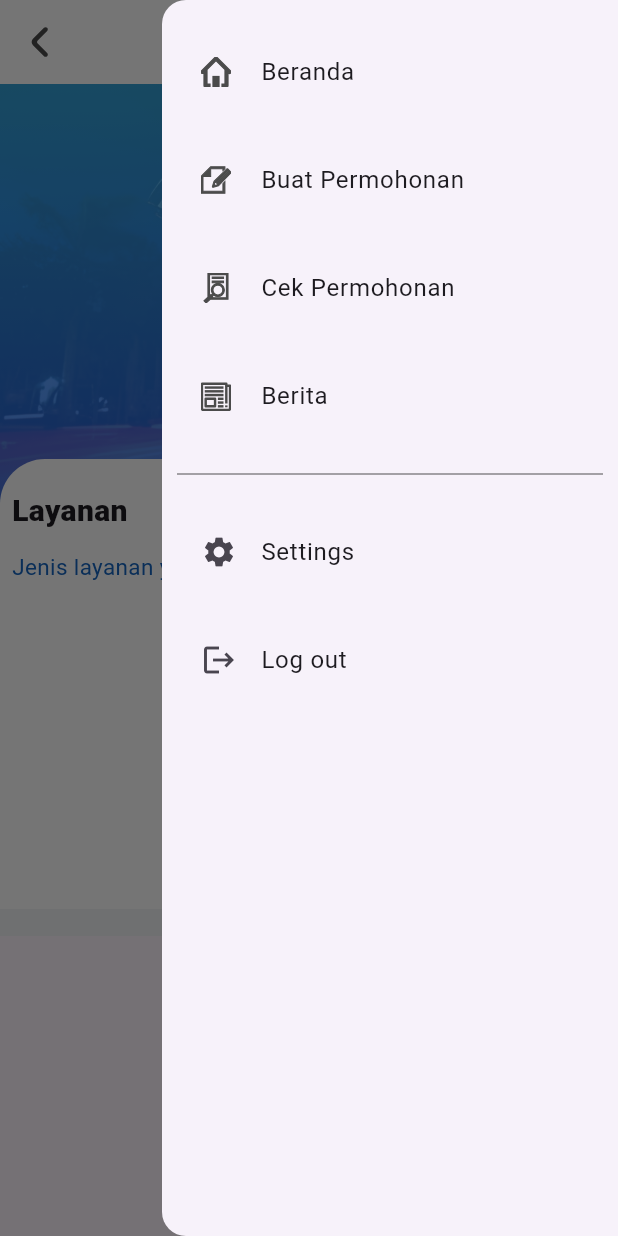
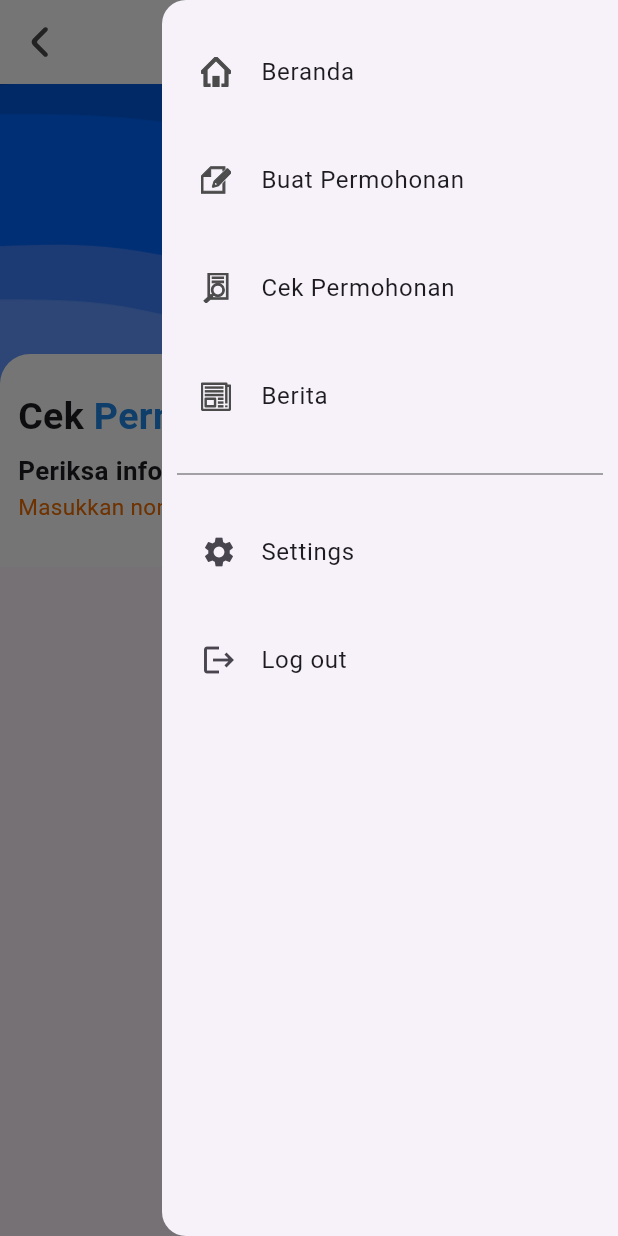
Before and after one commit to ZAZW27/BSWMobile, a Flutter app: the CekPermohonan screen opened directly, with the side drawer open, on a phone screen of 412 x 824 dp. Run offline on Flutter 3.47's test engine with Material 3 defaults, Android fonts, the phone set to English and light mode, and no system bars; drawn by our look-alikes of carousel_slider, smooth_page_indicator; our stand-ins replace flutter_svg.

Commit message:
mudahan nga hilang lagi filenya

```diff
--- a/lib/pages/cekPermohonan.dart
+++ b/lib/pages/cekPermohonan.dart
@@ -1,4 +1,3 @@
-// ignore_for_file: library_prefixes, file_names
 
 import 'package:carousel_slider/carousel_slider.dart';
 import 'package:flutter/material.dart';
@@ -13,190 +12,81 @@ class CekPermohonan extends StatefulWidget {
   State<CekPermohonan> createState() => _CekPermohonanState();
 }
 
-class DataLayanan {
-  final String judul;
-  final String initial;
-
-  DataLayanan({
-    required this.judul,
-    required this.initial,
-  });
-}
-
-final List<DataLayanan> dataLayananModel = [
-  DataLayanan(judul: 'Pelayanan Kependudukan', initial: 'PK'),
-  DataLayanan(judul: 'Izin Kesehatan', initial: 'IP'),
-  DataLayanan(judul: 'Pelayanan Kependudukan', initial: 'PK'),
-  DataLayanan(judul: 'Pelayanan Kependudukan', initial: 'PK'),
-  DataLayanan(judul: 'Pelayanan Kependudukan', initial: 'PK'),
-  DataLayanan(judul: 'Pelayanan Kependudukan', initial: 'PK'),
-];
-
 class _CekPermohonanState extends State<CekPermohonan> {
-
-
-  int bannerSlideIndicator = 0;
-
   @override
   Widget build(BuildContext context) {
-    double screenWidth = MediaQuery.of(context).size.width;
-
     return Scaffold(
       appBar: _appBar(context),
       endDrawer: const NavDraw.NavigationDrawer(),
-      body: Container(
-        decoration: const BoxDecoration(
-          color: Color(0xFFF3F4F6)
-        ),
-        child: SingleChildScrollView(
-          child: Center(
+      body: SingleChildScrollView(
+        child: Column(
+          children: [
+            Jumbotron(),
+            Transform.translate(
+              offset: const Offset(0, -20),
               child: Container(
-              margin: const EdgeInsets.only(bottom: 18),
-              child: Stack(
-                children: [
-                  _CarouselBanner(screenWidth),
-                  Container(
-                    margin: EdgeInsets.only(top: screenWidth < 600 ? 250 : 300),
-                    child: Container(
-                      width: screenWidth,
-                      // decoration: BoxDecoration(color: Colors.red.withOpacity(0.3)),
-                      child: Center(
-                        child: Container(
-                          height: 300,
-                          width: 1000,
-                          padding: EdgeInsets.symmetric(vertical: screenWidth < 600 ? 20 : 40, horizontal: screenWidth < 600 ? 8 : screenWidth > 900 ? 60:20),
-                          constraints: const BoxConstraints(maxWidth: 1000),
+                padding: EdgeInsets.symmetric(vertical: 24, horizontal: 12),
+                width: double.infinity,
                 decoration: BoxDecoration(
                   color: Colors.white,
                   borderRadius: BorderRadius.only(
-                              topLeft: Radius.circular(screenWidth < 600 ? 30:80),
-                              topRight: Radius.circular(screenWidth < 600 ? 30:80),
+                    topLeft: Radius.circular(20),
+                    topRight: Radius.circular(20),
                   )
                 ),
                 child: Column(
                   mainAxisAlignment: MainAxisAlignment.start,
                   crossAxisAlignment: CrossAxisAlignment.start,
                   children: [
-                              Text(
-                                'Layanan',
+                    Text.rich(
+                      TextSpan(
+                        text: 'Cek',
                         style: TextStyle(
-                                  fontSize: 20,
-                                  fontWeight: FontWeight.w900,
+                          fontSize: 25,
+                          fontWeight: FontWeight.w700
+                        ),
+                        children: <TextSpan>[
+                          TextSpan(
+                            text: ' Permohonan', // Add text property here
+                            style: TextStyle(
+                              color: Colors.blue.shade600
                             ),
                           ),
+                        ]
+                      )
+                    ),
                     Container(
-                                margin: EdgeInsets.symmetric(vertical: 12),
-                                child: Text(
-                                  'Jenis layanan yang dapat anda akses',
+                      margin: EdgeInsets.symmetric(vertical: 6),
+                      child: Column(
+                        crossAxisAlignment: CrossAxisAlignment.start,
+                        children: [
+                          Text(
+                            'Periksa informasi pengajuan',
+                            style: TextStyle(
+                              fontSize: 17.3,
+                              fontWeight: FontWeight.w600
+                            ),
+                          ),
+                          Text(
+                            'Masukkan nomor dan PIN pengajuan tanpa tanda',
                             style: TextStyle(
                               fontSize: 15,
-                                    color: Colors.blue[800]
-                                  ),
-                                ),
-                              ),
-                              Container(
-                                // child: CarouselSlider.builder(
-                                //   itemCount: itemCount,
-                                //   itemBuilder: itemBuilder,
-                                //   options: CarouselOptions(),
-                                // ),
-                              )
-                            ]
-                          ),
-                        ),
-                      ),
+                              color: Colors.orange.shade800
                             ),
                           ),
                         ],
                       ),
+                    )
+                  ],
                 ),
               ),
+
+            )
+          ],
         ),
       ),
     );
   }
-
-  // ===============================================================UNTUK BANNER SLIDER
-  final carouselBanner = [
-    'assets/img/mainBackGround.png',
-    'assets/img/mainBackGround.png',
-    'assets/img/mainBackGround.png',
-    'assets/img/mainBackGround.png',
-    'assets/img/mainBackGround.png',
-    'assets/img/mainBackGround.png',
-    'assets/img/mainBackGround.png',
-    'assets/img/mainBackGround.png',
-  ];
-
-  Stack _CarouselBanner(double screenWidth) {
-    return Stack(
-      children: [
-        CarouselSlider.builder(
-          itemCount: carouselBanner.length,
-          itemBuilder: (context, index, realindex){
-            final urlimage = carouselBanner[index];
-            return bannerImageSlider(urlimage, index);
-          },
-          options: CarouselOptions(
-            height: screenWidth < 600 ? 300:400,
-            autoPlay: true,  // Set this to true for automatic sliding
-            autoPlayInterval: const Duration(seconds: 5),  // Set the duration between slides
-            autoPlayAnimationDuration: const Duration(milliseconds: 900),  // Set the animation duration
-            autoPlayCurve: Curves.fastOutSlowIn,
-            viewportFraction: 1.0,
-            // aspectRatio: 16/9,
-            disableCenter: true,
-            onPageChanged: (index, reason) => setState(() => bannerSlideIndicator = index),
-          ),
-
-        ),
-        Center(
-          child: Container(
-            width: screenWidth,
-            height: screenWidth < 600 ? 320:400,
-            decoration: BoxDecoration(
-              gradient: LinearGradient(
-                begin: Alignment.topCenter,
-                end: Alignment.bottomCenter,
-                colors: [
-                  Colors.lightBlueAccent.shade200.withOpacity(0.8),
-                  Colors.blueAccent.shade700.withOpacity(0.8),
-                ],
-              ),
-            ),
-          ),
-        ),
-        Center(
-          child: Container(
-            margin: EdgeInsets.only(top: screenWidth < 600 ? 235 : 290),
-            child: buildBannerPageIndicator()
-          )
-        ),
-      ],
-    );
-  }
-
-  Widget buildBannerPageIndicator() => AnimatedSmoothIndicator(
-    effect: ExpandingDotsEffect(
-      dotWidth: 14,
-      dotHeight: 4,
-      dotColor: Colors.black45.withOpacity(0.4),
-      activeDotColor: Colors.white.withOpacity(0.9),
-    ),
-    activeIndex: bannerSlideIndicator,
-    count: carouselBanner.length,
-  );
-
-  Widget bannerImageSlider(String urlimage, int index) => SizedBox(
-    // margin: EdgeInsets.symmetric(horizontal: 5),
-    width: double.infinity,
-    child: Image.asset(
-      urlimage,
-      fit: BoxFit.cover,
-      alignment: Alignment.topCenter,
-    ),
-  );
-
   AppBar _appBar(BuildContext context) {
     return AppBar(
       leading: GestureDetector(
@@ -208,9 +98,50 @@ class _CekPermohonanState extends State<CekPermohonan> {
           child: SvgPicture.asset('assets/icons/left-arrow.svg', width: 20, color: const Color.fromARGB(255, 75, 75, 75),),
         ),
       ),
-      title: const Text('BERITA'),
+      title: const Text(
+        'Buat Permohonan',
+        style: TextStyle(
+          color: Colors.black,
+          fontWeight: FontWeight.w700
+        ),
+      ),
+      iconTheme: const IconThemeData(color: Color.fromARGB(255, 53, 129, 192)),
       backgroundColor: Colors.white,
       centerTitle: true,
     );
   }
 }
+
+class Jumbotron extends StatelessWidget {
+  const Jumbotron({super.key});
+
+  @override
+  Widget build(BuildContext context) {
+    return Stack(
+      children: [
+        // Background Image
+        Image.asset(
+          'assets/img/bg-blue-wave.png',
+          height: 200,
+          width: double.infinity,
+          fit: BoxFit.cover,
+        ),
+
+        // Centered Text
+        const Positioned.fill(
+          child: Align(
+            alignment: Alignment.center,
+            child: Text(
+              'Berita Terbaru',
+              style: TextStyle(
+                color: Colors.white,
+                fontSize: 24.0,
+                fontWeight: FontWeight.bold,
+              ),
+            ),
+          ),
+        ),
+      ],
+    );
+  }
+}
--- a/lib/pages/home.dart
+++ b/lib/pages/home.dart
@@ -2,6 +2,7 @@
 
 import 'package:bswmobile/pages/berita.dart';
 import 'package:bswmobile/pages/buatPermohonan.dart';
+import 'package:bswmobile/pages/cekPermohonan.dart';
 import 'package:carousel_slider/carousel_slider.dart';
 import 'package:flutter_svg/flutter_svg.dart';
 import 'package:smooth_page_indicator/smooth_page_indicator.dart';
@@ -248,7 +249,9 @@ class _HomePageState extends State<HomePage> {
                                 leading: SvgPicture.asset('assets/icons/cek-permohonan.svg', width: 20, color: const Color.fromARGB(255, 75, 75, 75),),
                                 // leading: Icon(Icons.home_outlined),
                                 title: const Text('Cek Permohonan'),
-                                onTap: (){},
+                                onTap: (){
+                                  Navigator.of(context).push(MaterialPageRoute(builder: (context) => const CekPermohonan()));
+                                },
                               ),
                               Container(margin: EdgeInsets.symmetric(horizontal: 18), child: Divider(color: dividerCol,)),
                               ListTile(
--- a/lib/utils/NavDraw.dart
+++ b/lib/utils/NavDraw.dart
@@ -1,5 +1,9 @@
+// ignore: file_names
+// ignore_for_file: deprecated_member_use, file_names, duplicate_ignore
+
 import 'package:bswmobile/pages/berita.dart';
 import 'package:bswmobile/pages/buatPermohonan.dart';
+import 'package:bswmobile/pages/cekPermohonan.dart';
 import 'package:bswmobile/pages/home.dart';
 import 'package:flutter/material.dart';
 import 'package:flutter_svg/flutter_svg.dart';
@@ -26,12 +30,12 @@ class NavigationDrawer extends StatelessWidget {
   );
 
   Widget buildMenuItems(BuildContext context) => Container(
-    padding: EdgeInsets.only(top: 20, bottom: 20, left: 10, right: 10),
+    padding: const EdgeInsets.only(top: 20, bottom: 20, left: 10, right: 10),
     child: Wrap(
       runSpacing: 16,
       children: [
         ListTile(
-          leading: SvgPicture.asset('assets/icons/home.svg', width: 20, color: Color.fromARGB(255, 75, 75, 75),),
+          leading: SvgPicture.asset('assets/icons/home.svg', width: 20, color: const Color.fromARGB(255, 75, 75, 75),),
           // leading: Icon(Icons.home_outlined),
           title: const Text('Beranda'),
           onTap: (){
@@ -52,7 +56,9 @@ class NavigationDrawer extends StatelessWidget {
           leading: SvgPicture.asset('assets/icons/cek-permohonan.svg', width: 20, color: const Color.fromARGB(255, 75, 75, 75),),
           // leading: Icon(Icons.home_outlined),
           title: const Text('Cek Permohonan'),
-          onTap: (){},
+          onTap: (){
+            Navigator.of(context).pushReplacement(MaterialPageRoute(builder: (context) => const CekPermohonan()));
+          },
         ),
         ListTile(
           leading: SvgPicture.asset('assets/icons/berita.svg', width: 20, color: const Color.fromARGB(255, 75, 75, 75),),
@@ -65,13 +71,13 @@ class NavigationDrawer extends StatelessWidget {
         ),
         const Divider(color: Colors.black45,),
         ListTile(
-          leading: Icon(Icons.settings),
+          leading: const Icon(Icons.settings),
           // leading: Icon(Icons.home_outlined),
           title: const Text('Settings'),
           onTap: (){},
         ),
         ListTile(
-          leading: Icon(Icons.logout),
+          leading: const Icon(Icons.logout),
           // leading: Icon(Icons.home_outlined),
           title: const Text('Log out'),
           onTap: (){},
```
Lines whose indentation alone changed are shown as unchanged.
